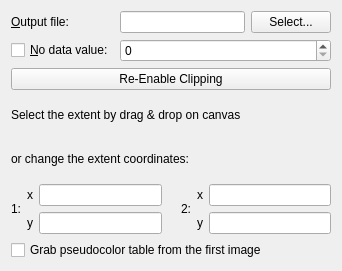
Qt form qgis/python/plugins/GdalTools/tools/widgetClipper.ui (sourcepole/qgis) before a commit.
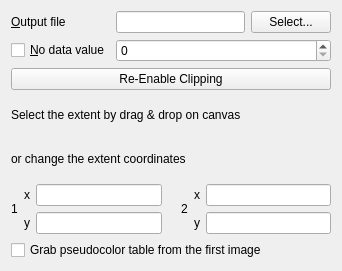
The same form after that commit.

What changed in the file:
```diff
--- a/qgis/python/plugins/GdalTools/tools/widgetClipper.ui
+++ b/qgis/python/plugins/GdalTools/tools/widgetClipper.ui
@@ -25,7 +25,7 @@
      <item row="0" column="0">
       <widget class="QLabel" name="label_2">
        <property name="text">
-        <string>&amp;Output file:</string>
+        <string>&amp;Output file</string>
        </property>
        <property name="buddy">
         <cstring>selectOutputFileButton</cstring>
@@ -56,7 +56,7 @@
      <item row="1" column="0">
       <widget class="QCheckBox" name="noDataCheck">
        <property name="text">
-        <string>&amp;No data value:</string>
+        <string>&amp;No data value</string>
        </property>
       </widget>
      </item>
@@ -88,7 +88,7 @@
      <item>
       <widget class="QLabel" name="label_7">
        <property name="text">
-        <string>or change the extent coordinates:</string>
+        <string>or change the extent coordinates</string>
        </property>
       </widget>
      </item>
@@ -99,7 +99,7 @@
          <item>
           <widget class="QLabel" name="label_8">
            <property name="text">
-            <string>1:</string>
+            <string>1</string>
            </property>
           </widget>
          </item>
@@ -164,7 +164,7 @@
          <item>
           <widget class="QLabel" name="label_9">
            <property name="text">
-            <string>2:</string>
+            <string>2</string>
            </property>
           </widget>
          </item>
```
